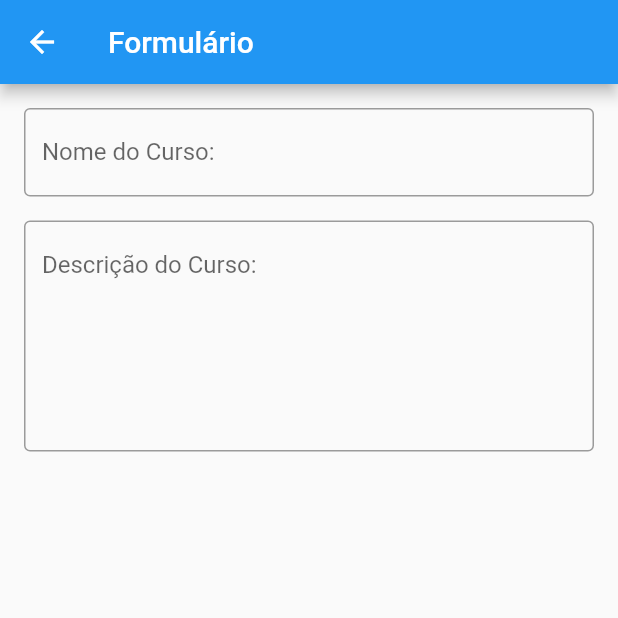
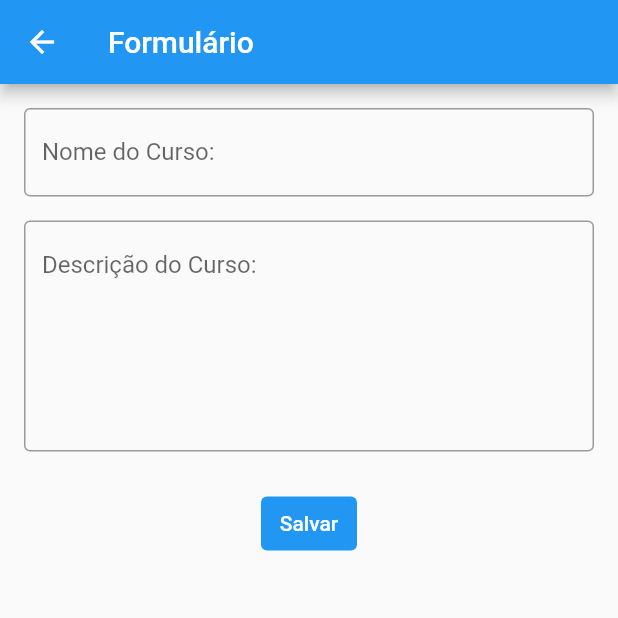
Before and after one commit to alvarobcprado/flutter-dio-courses, a Flutter app: the CoursesView screen opened by its route, on a phone screen of 412 x 824 dp, the top half of it. Run offline on Flutter 3.47's test engine with Material 2 defaults, Android fonts, the light colour scheme and no system bars; our stand-ins replace form_field_validator, get.

Commit message:
feat: added save course

```diff
--- a/lib/app/views/courses_view/widgets/course_form_widget.dart
+++ b/lib/app/views/courses_view/widgets/course_form_widget.dart
@@ -1,8 +1,13 @@
+import 'package:dio_cursos/app/models/course_model/course_model.dart';
+import 'package:dio_cursos/app/repositories/course_repository/course_repository.dart';
 import 'package:flutter/material.dart';
 import 'package:form_field_validator/form_field_validator.dart';
+import 'package:get/get.dart';
 
 class CourseFormWidget extends StatefulWidget {
-  const CourseFormWidget({Key? key}) : super(key: key);
+  const CourseFormWidget({
+    Key? key,
+  }) : super(key: key);
 
   @override
   _CourseFormWidgetState createState() => _CourseFormWidgetState();
@@ -10,6 +15,16 @@ class CourseFormWidget extends StatefulWidget {
 
 class _CourseFormWidgetState extends State<CourseFormWidget> {
   final _formKey = GlobalKey<FormState>();
+  final CourseRepository _repository = Get.put(CourseRepository());
+
+  CourseModel course = CourseModel();
+
+  void validateForm() {
+    if (_formKey.currentState!.validate()) {
+      _repository.save(course);
+      Get.back();
+    }
+  }
 
   @override
   Widget build(BuildContext context) {
@@ -20,6 +35,8 @@ class _CourseFormWidgetState extends State<CourseFormWidget> {
         child: Column(
           children: [
             TextFormField(
+              initialValue: course.name?.value,
+              onChanged: updateName,
               validator: RequiredValidator(errorText: "Campo obrigatório"),
               decoration: InputDecoration(
                 labelText: "Nome do Curso:",
@@ -28,6 +45,7 @@ class _CourseFormWidgetState extends State<CourseFormWidget> {
             ),
             SizedBox(height: 16),
             TextFormField(
+              initialValue: course.description?.value,
               validator: RequiredValidator(errorText: "Campo obrigatório"),
               keyboardType: TextInputType.multiline,
               minLines: 6,
@@ -38,9 +56,26 @@ class _CourseFormWidgetState extends State<CourseFormWidget> {
                 border: OutlineInputBorder(),
               ),
             ),
+            SizedBox(height: 24),
+            TextButton(
+              onPressed: validateForm,
+              child: Text("Salvar"),
+              style: TextButton.styleFrom(
+                backgroundColor: Theme.of(context).primaryColor,
+                primary: Colors.white,
+              ),
+            ),
           ],
         ),
       ),
     );
   }
+
+  void updateName(name) {
+    course.name?.value = name;
+  }
+
+  void updateDescription(description) {
+    course.name?.value = description;
+  }
 }
```
